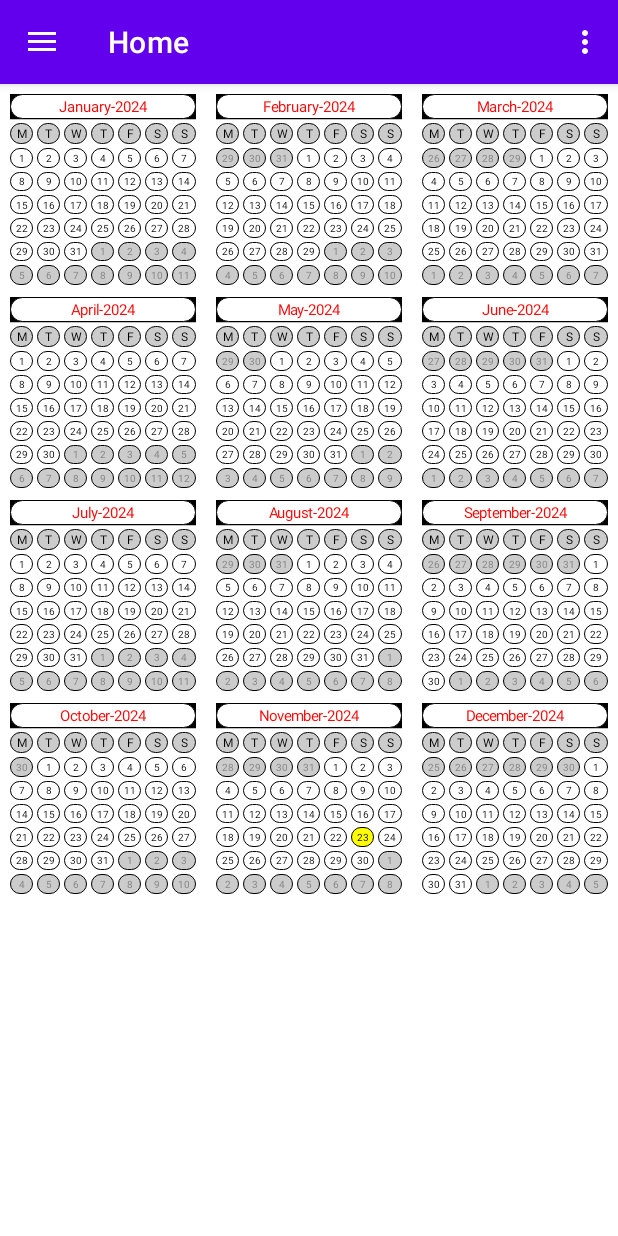
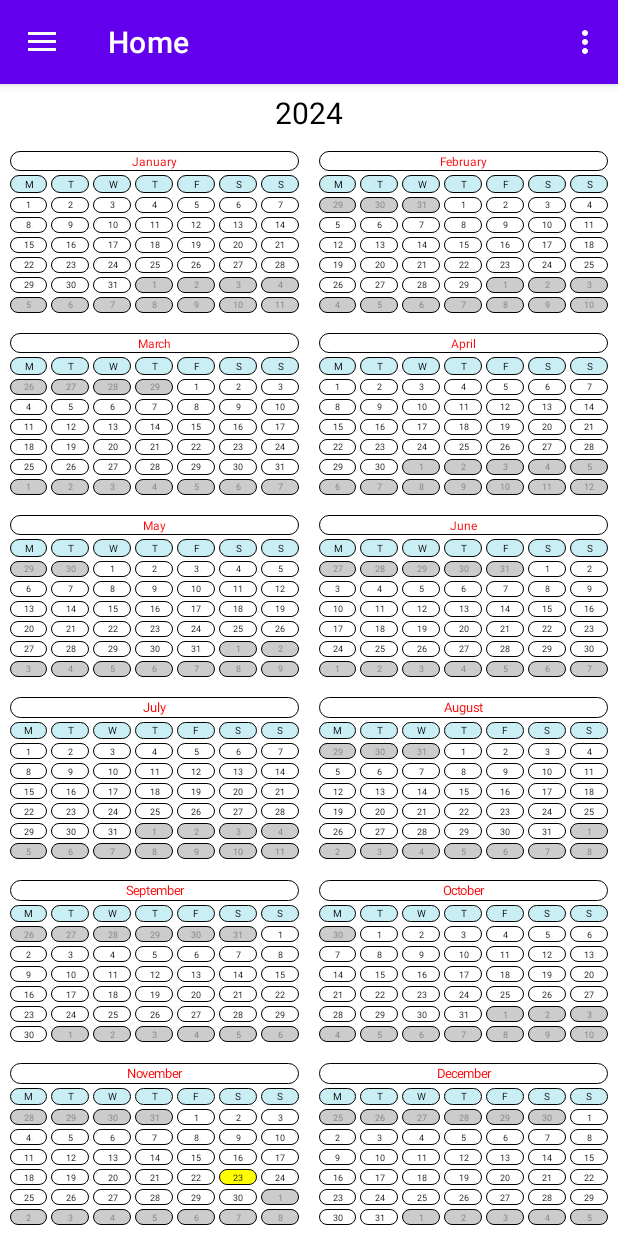
Before and after one commit to hardikvaghanihevin/Calendar-App, an Android app: the screen it shows after launch (MainActivity), on a phone screen of 412 x 824 dp. Run offline under Robolectric (Android 15) with nearby library versions, the phone set to English and light mode, and no system bars; our stand-ins replace Dagger/Hilt's generated code, Room's generated code, navigation-ui, sdp/ssp sizes; network calls fail.

Commit message:
crate all function on class side for obj

```diff
--- a/app/src/main/java/com/hardik/calendarapp/presentation/ui/MainActivity.kt
+++ b/app/src/main/java/com/hardik/calendarapp/presentation/ui/MainActivity.kt
@@ -51,7 +51,7 @@ class MainActivity : AppCompatActivity() {
         // menu should be considered as top level destinations.
         appBarConfiguration = AppBarConfiguration(
             setOf(
-                R.id.nav_home, R.id.calendarMonthFragment, R.id.calendarYearFragment
+                R.id.nav_home, R.id.calendarMonthFragment, R.id.calendarMonth1Fragment,R.id.calendarYearFragment
             ), drawerLayout
         )
         setupActionBarWithNavController(navController, appBarConfiguration)
--- a/app/src/main/java/com/hardik/calendarapp/presentation/ui/calendar_month/CalendarMonthFragment.kt
+++ b/app/src/main/java/com/hardik/calendarapp/presentation/ui/calendar_month/CalendarMonthFragment.kt
@@ -21,7 +21,7 @@ import com.hardik.calendarapp.databinding.FragmentCalendarMonthBinding
 import com.hardik.calendarapp.domain.model.CalendarModel
 import com.hardik.calendarapp.domain.repository.DateItemClickListener
 import com.hardik.calendarapp.presentation.adapter.EventAdapter
-import com.hardik.calendarapp.presentation.ui.calendar_month.adpater.CalendarMonthPagerAdapter
+import com.hardik.calendarapp.presentation.ui.calendar_month.adapter.CalendarMonthPagerAdapter
 import com.hardik.calendarapp.utillities.createDate
 import com.hardik.calendarapp.utillities.getMonth
 import com.hardik.calendarapp.utillities.isItToday
--- a/app/src/main/java/com/hardik/calendarapp/presentation/ui/calendar_month/adpater/CalendarMonthAdapter.kt
+++ b/app/src/main/java/com/hardik/calendarapp/presentation/ui/calendar_month/adapter/CalendarMonthAdapter.kt
@@ -1,4 +1,4 @@
-package com.hardik.calendarapp.presentation.ui.calendar_month.adpater
+package com.hardik.calendarapp.presentation.ui.calendar_month.adapter
 
 import android.annotation.SuppressLint
 import android.util.Log
--- a/app/src/main/java/com/hardik/calendarapp/presentation/ui/calendar_month/adpater/CalendarMonthPagerAdapter.kt
+++ b/app/src/main/java/com/hardik/calendarapp/presentation/ui/calendar_month/adapter/CalendarMonthPagerAdapter.kt
@@ -1,4 +1,4 @@
-package com.hardik.calendarapp.presentation.ui.calendar_month.adpater
+package com.hardik.calendarapp.presentation.ui.calendar_month.adapter
 
 import android.annotation.SuppressLint
 import android.graphics.Rect
--- a/app/src/main/java/com/hardik/calendarapp/presentation/ui/custom_view/CustomView.kt
+++ b/app/src/main/java/com/hardik/calendarapp/presentation/ui/custom_view/CustomView.kt
@@ -23,6 +23,7 @@ class CustomView(context: Context, attributeSet: AttributeSet) : FrameLayout(con
     private final val TAG = CustomView::class.java.simpleName
     val today = Calendar.getInstance()
 
+    //region Function for Variables todo:for programmatically useful
     // Getter and Setter for currentYear
     var currentYear: Int
         get() = _currentYear
@@ -76,10 +77,61 @@ class CustomView(context: Context, attributeSet: AttributeSet) : FrameLayout(con
         postInvalidate()
     }
 
+    var monthNameWithYear: Boolean
+        get() = _monthNameWithYear
+        set(value) {
+            if (_monthNameWithYear != value) { // Update only if the value changes
+                _monthNameWithYear = value
+                updateMonthText() // Trigger UI update
+            }
+        }
+
+    fun updateMonthNameWithYear(wantToMonthNameWithYear: Boolean) {
+        monthNameWithYear = wantToMonthNameWithYear
+    }
+    private fun updateMonthText() {
+        _currentMonthName = getMonthName(currentMonth)  // Update the month name after changing the month
+    }
+
+    private fun getMonthName(month: Int): String {
+        return  if (monthNameWithYear) DateFormatSymbols().months[month]+"-" + currentYear
+        else DateFormatSymbols().months[month]
+    }
+
+    fun getWeekCount(year: Int, month: Int): Int { return 0 }
+
+    fun weekStart(weekStart: WeekStart){
+        this.weekStart = weekStart
+    }
+    fun monthDisplayOption(monthDisplayOption: MonthDisplayOption){
+        this.monthDisplayOption = monthDisplayOption
+    }
+
+    fun textSizeMonth(textSizeMonth: Float){ this.textSizeMonth = textSizeMonth }
+    fun textSizeDay(textSizeDay: Float){ this.textSizeDay = textSizeDay }
+    fun textSizeDate(textSizeDate: Float){ this.textSizeDate = textSizeDate}
+    fun textColorMonth(textColorMonth: Int?){ this.textColorMonth = textColorMonth ?: return}
+    fun textColorDay(textColorDay: Int?){ this.textColorDay = textColorDay ?: return }
+    fun textColorDate(textColorDate: Int?){ this.textColorDate = textColorDate ?: return }
+
+    fun backgroundColorMonth(backgroundColorMonth: Int?){ this.backgroundColorMonth = backgroundColorMonth ?: return }
+    fun backgroundColorDay(backgroundColorDay: Int?){ this.backgroundColorDay = backgroundColorDay ?: return }
+    fun backgroundColorDate(backgroundColorDate: Int?){ this.backgroundColorDate = backgroundColorDate ?: return }
+
+    fun backgroundDrawableMonth(backgroundDrawableMonth: Drawable?){ this.backgroundDrawableMonth = backgroundDrawableMonth }
+    fun backgroundDrawableDay(backgroundDrawableDay: Drawable?){ this.backgroundDrawableDay = backgroundDrawableDay }
+    fun backgroundDrawableDate(backgroundDrawableDate: Drawable?){ this.backgroundDrawableDate = backgroundDrawableDate }
+
+
+    //endregion
+
+    //region Variables
     private var _currentYear: Int = 0
     private var _currentMonth: Int = 0
     private var _currentDate: Int = 0
     private var _currentMonthName: String = ""
+
+    private var _monthNameWithYear: Boolean = false
 
     private var weekStart: WeekStart = WeekStart.SUNDAY //todo: 0 for Sunday, 1 for Monday (default to Sunday)
     private var monthDisplayOption: MonthDisplayOption = MonthDisplayOption.NONE
@@ -116,7 +168,7 @@ class CustomView(context: Context, attributeSet: AttributeSet) : FrameLayout(con
 
     private val eventsMap: MutableMap<String, List<Event>> = mutableMapOf()
 
-
+    //endregion
     init {
         val typedArray = context.obtainStyledAttributes(attributeSet, R.styleable.CustomView)
         try {
@@ -124,6 +176,8 @@ class CustomView(context: Context, attributeSet: AttributeSet) : FrameLayout(con
             currentMonth = typedArray.getInt(R.styleable.CustomView_running_month, Calendar.getInstance().get(Calendar.MONTH))
             currentDate = typedArray.getInt(R.styleable.CustomView_running_date, Calendar.getInstance().get(Calendar.DAY_OF_MONTH))
             Log.d(TAG, "date $currentDate")
+
+            _monthNameWithYear = typedArray.getBoolean(R.styleable.CustomView_month_name_with_year, false)
 
             val valueWeekStart = typedArray.getInt(R.styleable.CustomView_week_start, WeekStart.SUNDAY.value)
             weekStart = WeekStart.values().first{it.value == valueWeekStart} // Default to Sunday
@@ -157,13 +211,6 @@ class CustomView(context: Context, attributeSet: AttributeSet) : FrameLayout(con
         paint.textAlign = Paint.Align.CENTER
     }
 
-
-
-    private fun getMonthName(month: Int): String {
-        return DateFormatSymbols().months[month]+"-" + currentYear
-    }
-
-    fun getWeekCount(year: Int, month: Int): Int { return 0 }
 
     enum class WeekStart(val value: Int) {
         SUNDAY(0),
@@ -381,8 +428,9 @@ class CustomView(context: Context, attributeSet: AttributeSet) : FrameLayout(con
             val bottom = top + dateBlockHeight
 
 
+            if (monthDisplayOption == MonthDisplayOption.PREVIOUS || monthDisplayOption == MonthDisplayOption.BOTH){
             // Draw the background using the drawable if available
-            backgroundDrawableDay?.let { drawable ->
+            backgroundDrawableDate?.let { drawable ->
                 // Adjust the bounds to include a 1dp margin
                 modifyAndApplyDrawable(drawable,margin.toFloat(), left, top, right, bottom, canvas, Color.LTGRAY,)
                 //drawable.setBounds((left + margin).toInt(), (top + margin).toInt(), (right - margin).toInt(), (bottom - margin).toInt())
@@ -393,7 +441,6 @@ class CustomView(context: Context, attributeSet: AttributeSet) : FrameLayout(con
                 canvas.drawRect(left + margin, top + margin, right - margin, bottom - margin, paint)//canvas.drawRect(left, top, right, bottom, paint)
             }
 
-            if (monthDisplayOption == MonthDisplayOption.PREVIOUS || monthDisplayOption == MonthDisplayOption.BOTH){
 /**             //todo:Shorted instead of using draw directly
                 paint.color = Color.GRAY
                 paint.textSize = textSizeDate//dateBlockHeight * 0.5f
@@ -433,14 +480,14 @@ class CustomView(context: Context, attributeSet: AttributeSet) : FrameLayout(con
                     val isToday = (dayCounter == calendar.get(Calendar.DAY_OF_MONTH) && currentMonth == calendar.get(Calendar.MONTH) && currentYear == calendar.get(Calendar.YEAR))
 
                     // Draw the background using the drawable if available
-                    backgroundDrawableDay?.let { drawable ->
+                    backgroundDrawableDate?.let { drawable ->
                         // Adjust the bounds to include a 1dp margin
                         modifyAndApplyDrawable(drawable, margin.toFloat(), left, top, right, bottom, canvas, if (isToday) Color.YELLOW else Color.WHITE)
                         //drawable.setBounds((left + margin).toInt(), (top + margin).toInt(), (right - margin).toInt(), (bottom - margin).toInt())
                         //drawable.draw(canvas)
                     } ?: run {
                         // If no drawable is set, use a solid color
-                        paint.color = backgroundColorDate//Color.LTGRAY
+                        paint.color = if(isToday) Color.YELLOW else Color.WHITE//Color.LTGRAY
                         canvas.drawRect(left + margin, top + margin, right - margin, bottom - margin, paint)//canvas.drawRect(left, top, right, bottom, paint)
                     }
 
@@ -485,8 +532,9 @@ class CustomView(context: Context, attributeSet: AttributeSet) : FrameLayout(con
             val bottom = top + dateBlockHeight
 
 
+            if(monthDisplayOption == MonthDisplayOption.NEXT || monthDisplayOption == MonthDisplayOption.BOTH){
             // Draw the background using the drawable if available
-            backgroundDrawableDay?.let { drawable ->
+            backgroundDrawableDate?.let { drawable ->
                 // Adjust the bounds to include a 1dp margin
                 modifyAndApplyDrawable(drawable,margin.toFloat(), left, top, right, bottom, canvas, Color.LTGRAY)
                 //drawable.setBounds((left + margin).toInt(), (top + margin).toInt(), (right - margin).toInt(), (bottom - margin).toInt())
@@ -497,7 +545,6 @@ class CustomView(context: Context, attributeSet: AttributeSet) : FrameLayout(con
                 canvas.drawRect(left + margin, top + margin, right - margin, bottom - margin, paint)//canvas.drawRect(left, top, right, bottom, paint)
             }
 
-            if(monthDisplayOption == MonthDisplayOption.NEXT || monthDisplayOption == MonthDisplayOption.BOTH){
 /**             //todo:Shorted instead of using draw directly
                 paint.color = Color.GRAY
                 paint.textSize = textSizeDate//dateBlockHeight * 0.5f
--- /dev/null
+++ b/app/src/main/java/com/hardik/calendarapp/presentation/ui/custom_view/CustomViewYear.kt
@@ -0,0 +1,96 @@
+package com.hardik.calendarapp.presentation.ui.custom_view
+
+import android.content.Context
+import android.graphics.Color
+import android.util.AttributeSet
+import android.view.Gravity
+import android.widget.FrameLayout
+import android.widget.GridLayout
+import android.widget.LinearLayout
+import android.widget.TextView
+import android.widget.Toast
+import androidx.core.content.res.ResourcesCompat
+import com.hardik.calendarapp.R
+
+class CustomViewYear(context: Context, attributeSet: AttributeSet) : FrameLayout(context, attributeSet) {
+
+    private val yearTextView: TextView
+    private val monthsGridLayout: GridLayout
+
+    init {
+        // Set up the parent layout as LinearLayout for weight distribution
+        val parentLayout = LinearLayout(context).apply {
+            orientation = LinearLayout.VERTICAL
+            layoutParams = LayoutParams(LayoutParams.MATCH_PARENT, LayoutParams.MATCH_PARENT)
+        }
+
+        // Set up the year text view
+        yearTextView = TextView(context).apply {
+            layoutParams = LinearLayout.LayoutParams(
+                LinearLayout.LayoutParams.MATCH_PARENT,
+                0, // Weight-based height
+                0.05f // 5% of height
+            )
+            gravity = Gravity.CENTER
+            textSize = 20f // Customize text size
+            text = "2024" // Replace dynamically as needed
+            setTextColor(Color.BLACK) // Customize text color
+        }
+
+        // Set up the grid layout for months
+        monthsGridLayout = GridLayout(context).apply {
+            layoutParams = LinearLayout.LayoutParams(
+                LinearLayout.LayoutParams.MATCH_PARENT,
+                0, // Weight-based height
+                0.95f // 95% of height
+            )
+            rowCount = 6
+            columnCount = 2
+        }
+
+        // Add 12 CustomView instances for each month
+        for (i in 0 until 12) {
+            val monthView = CustomView(context, attributeSet).apply {
+                layoutParams = GridLayout.LayoutParams().apply {
+                    width = 0
+                    height = 0
+                    columnSpec = GridLayout.spec(i % 2, 1f)
+                    rowSpec = GridLayout.spec(i / 2, 1f)
+                    setMargins(8, 8, 8, 8) // Margin around each month block
+                }
+
+                // Set custom attributes dynamically (replace with actual values as needed)
+                setBackgroundColor(Color.TRANSPARENT) // Example background
+                currentMonth = i
+                weekStart(CustomView.WeekStart.MONDAY)
+                monthDisplayOption(monthDisplayOption = CustomView.MonthDisplayOption.BOTH)
+                updateMonthNameWithYear(wantToMonthNameWithYear = false)
+                textColorMonth(Color.parseColor("#F80909"))
+                textColorDay(context.resources.getColor(R.color.black,context.theme))
+                textColorDate(null)
+                backgroundColorMonth(null)
+                backgroundColorDay(context.resources.getColor(android.R.color.holo_red_dark,context.theme))
+                backgroundColorDate(context.resources.getColor(android.R.color.black,context.theme))
+                backgroundDrawableMonth(ResourcesCompat.getDrawable(context.resources, R.drawable.day_background_1, context.theme))
+                backgroundDrawableDay(ResourcesCompat.getDrawable(context.resources, R.drawable.day_background_1, context.theme))
+                backgroundDrawableDate(ResourcesCompat.getDrawable(context.resources, R.drawable.day_background_1,context.theme))
+
+
+                getDateClickListener {
+                    Toast.makeText(context,it,Toast.LENGTH_SHORT).show()
+                }
+
+                // Example attributes for CustomView (these depend on your implementation)
+//                setRunningMonth(i) // Custom method to set month
+            }
+            monthsGridLayout.addView(monthView)
+        }
+
+        // Add views to the parent layout
+        parentLayout.addView(yearTextView)
+        parentLayout.addView(monthsGridLayout)
+
+        // Add the parent layout to the FrameLayout
+        addView(parentLayout)
+    }
+}
--- a/app/src/main/res/layout/fragment_home.xml
+++ b/app/src/main/res/layout/fragment_home.xml
@@ -9,18 +9,25 @@
     tools:ignore="HardcodedText">
 
 
-    <androidx.viewpager2.widget.ViewPager2
-        android:id="@+id/viewPager_calendarMonth"
-        android:layout_width="match_parent"
-        android:layout_height="wrap_content"
-        android:layout_marginTop="@dimen/_4sdp"
-        app:layout_constraintTop_toTopOf="parent"
-        app:layout_constraintVertical_bias="0"
-        tools:layout_height="250dp" />
+<!--    <androidx.viewpager2.widget.ViewPager2-->
+<!--        android:id="@+id/viewPager_calendarMonth"-->
+<!--        android:layout_width="match_parent"-->
+<!--        android:layout_height="wrap_content"-->
+<!--        android:layout_marginTop="@dimen/_4sdp"-->
+<!--        app:layout_constraintTop_toTopOf="parent"-->
+<!--        app:layout_constraintVertical_bias="0"-->
+<!--        tools:layout_height="250dp" />-->
 
-    <include
+       <!--<include
         layout="@layout/calendar_year_layout"
         android:layout_width="match_parent"
+        android:layout_height="0dp"
+        android:id="@+id/included_year_layout"/>-->
+
+    <com.hardik.calendarapp.presentation.ui.custom_view.CustomViewYear
+        android:layout_width="match_parent"
         android:layout_height="match_parent"
-        android:id="@+id/included_year_layout"/>
+        app:layout_constraintTop_toTopOf="parent"
+        />
+
 </androidx.constraintlayout.widget.ConstraintLayout>
--- a/app/src/main/res/menu/activity_main_drawer.xml
+++ b/app/src/main/res/menu/activity_main_drawer.xml
@@ -8,6 +8,11 @@
             android:id="@+id/nav_home"
             android:icon="@drawable/ic_menu_camera"
             android:title="@string/menu_home" />
+
+        <item
+            android:id="@+id/calendarMonth1Fragment"
+            android:icon="@drawable/ic_menu_camera"
+            android:title="@string/calendar_month" />
 
         <item
             android:id="@+id/calendarMonthFragment"
--- a/app/src/main/res/navigation/mobile_navigation.xml
+++ b/app/src/main/res/navigation/mobile_navigation.xml
@@ -21,5 +21,10 @@
         android:name="com.hardik.calendarapp.presentation.ui.calendar_year.CalendarYearFragment"
         android:label="@string/calendar_year"
         tools:layout="@layout/fragment_calendar_year" />
+    <fragment
+        android:id="@+id/calendarMonth1Fragment"
+        android:name="com.hardik.calendarapp.presentation.ui.calendar_month_1.CalendarMonth1Fragment"
+        android:label="@string/calendar_month"
+        tools:layout="@layout/fragment_calendar_month1" />
 
 </navigation>
--- a/app/src/main/res/values/attrs.xml
+++ b/app/src/main/res/values/attrs.xml
@@ -4,6 +4,8 @@
         <attr name="running_year" format="integer" />
         <attr name="running_month" format="integer" />
         <attr name="running_date" format="integer" />
+
+        <attr name="month_name_with_year" format="boolean" />
 
         <attr name="text_size_month" format="dimension" />
         <attr name="text_size_day" format="dimension" />
```
Also changed, not shown: app/src/main/java/com/hardik/calendarapp/presentation/ui/calendar_month_1/CalendarMonth1Fragment.kt (added, +55 -0 lines), app/src/main/java/com/hardik/calendarapp/presentation/ui/calendar_month_1/adapter/CalendarMonthPageAdapter.kt (added, +33 -0 lines), app/src/main/res/layout/fragment_calendar_month1.xml (added, +23 -0 lines), app/src/main/res/layout/item_month_page1.xml (added, +42 -0 lines).
